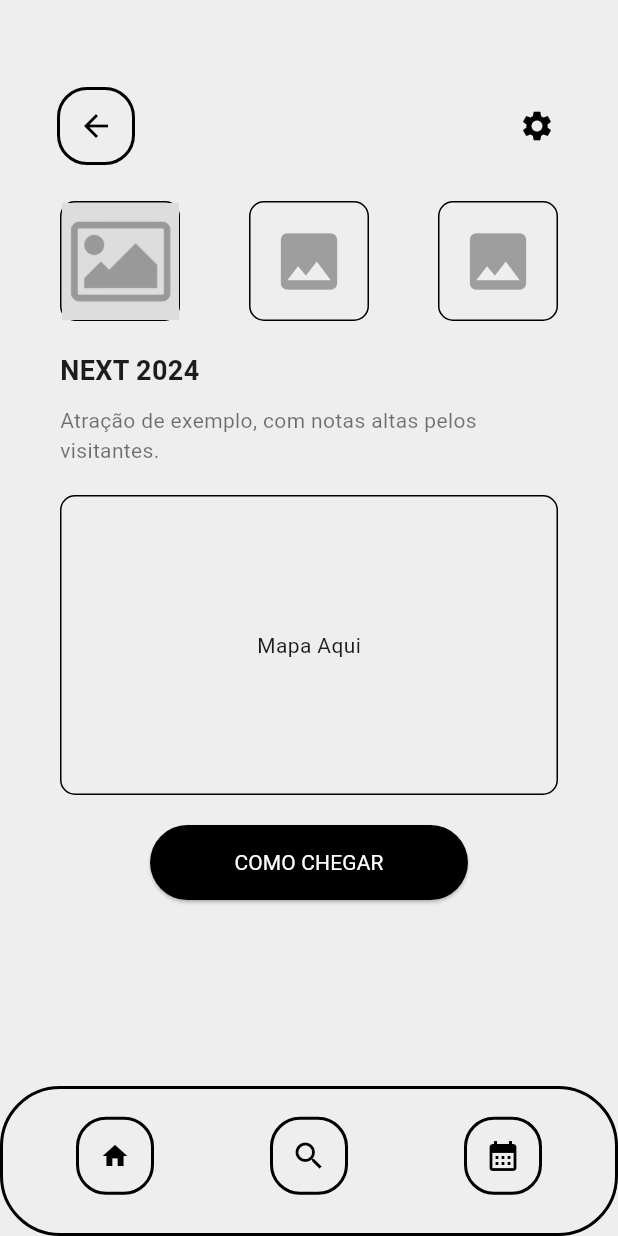
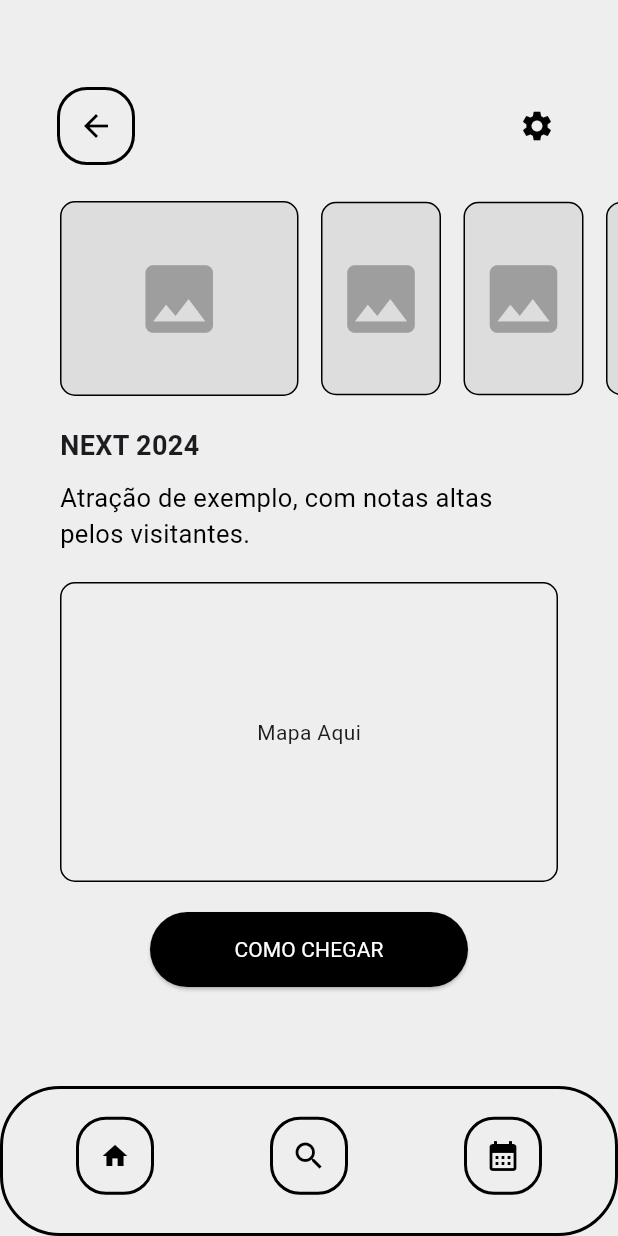
Before and after one commit to schin0/cappybara_flutter, a Flutter app: the screen it shows after launch, after a tap on "NEXT 2024", on a phone screen of 412 x 824 dp. Run offline on Flutter 3.47's test engine with Material 3 defaults, Android fonts, the phone set to English and light mode, and no system bars; our stand-ins replace flutter_svg.

Commit message:
Ajustar imagens evento

```diff
--- a/lib/screens/evento_screen.dart
+++ b/lib/screens/evento_screen.dart
@@ -48,45 +48,55 @@ class EventoScreen extends StatelessWidget {
             ),
           ),
           Padding(
-            padding: const EdgeInsets.symmetric(horizontal: 40),
+              padding: const EdgeInsets.only(left: 0),
+              child: SingleChildScrollView(
+                scrollDirection: Axis.horizontal,
                 child: Row(
                   mainAxisAlignment: MainAxisAlignment.spaceBetween,
                   children: [
                     Container(
-                  width: 80,
-                  height: 80,
+                      width: 159,
+                      height: 130,
                       decoration: BoxDecoration(
                           border: Border.all(color: Colors.black),
                           borderRadius: BorderRadius.circular(10),
-                  ),
-                  child: Image.asset(
-                    evento.imagem!,
-                    height: 146,
-                    width: double.maxFinite,
-                    fit: BoxFit.cover,
-                  ),
+                          color: Color(0xFFDDDDDD)),
+                      margin: const EdgeInsets.only(right: 15, left: 40),
+                      child: Icon(Icons.image, size: 60, color: Colors.grey),
                     ),
                     Container(
                       width: 80,
-                  height: 80,
+                      height: 129,
                       decoration: BoxDecoration(
                           border: Border.all(color: Colors.black),
                           borderRadius: BorderRadius.circular(10),
-                  ),
-                  child: Icon(Icons.image, size: 50, color: Colors.grey),
+                          color: Color(0xFFDDDDDD)),
+                      margin: const EdgeInsets.only(right: 15),
+                      child: Icon(Icons.image, size: 60, color: Colors.grey),
                     ),
                     Container(
                       width: 80,
-                  height: 80,
+                      height: 129,
                       decoration: BoxDecoration(
                           border: Border.all(color: Colors.black),
                           borderRadius: BorderRadius.circular(10),
+                          color: Color(0xFFDDDDDD)),
+                      margin: const EdgeInsets.only(right: 15),
+                      child: Icon(Icons.image, size: 60, color: Colors.grey),
                     ),
-                  child: Icon(Icons.image, size: 50, color: Colors.grey),
+                    Container(
+                      width: 80,
+                      height: 129,
+                      decoration: BoxDecoration(
+                          border: Border.all(color: Colors.black),
+                          borderRadius: BorderRadius.circular(10),
+                          color: Color(0xFFDDDDDD)),
+                      margin: const EdgeInsets.only(right: 15),
+                      child: Icon(Icons.image, size: 60, color: Colors.grey),
                     ),
                   ],
                 ),
-          ),
+              )),
           SizedBox(height: 20),
           Padding(
             padding: const EdgeInsets.symmetric(horizontal: 40),
@@ -100,7 +110,7 @@ class EventoScreen extends StatelessWidget {
                 SizedBox(height: 10),
                 Text(
                   "Atração de exemplo, com notas altas pelos visitantes.",
-                  style: TextStyle(fontSize: 14, color: Colors.black54),
+                  style: TextStyle(fontSize: 17, color: Colors.black),
                 ),
               ],
             ),
@@ -129,8 +139,7 @@ class EventoScreen extends StatelessWidget {
                   shape: RoundedRectangleBorder(
                     borderRadius: BorderRadius.circular(30),
                   ),
-                padding: EdgeInsets.symmetric(vertical: 15)
-              ),
+                  padding: EdgeInsets.symmetric(vertical: 15)),
               onPressed: () {},
               child: Center(
                 child: Text(
```
Lines whose indentation alone changed are shown as unchanged.
